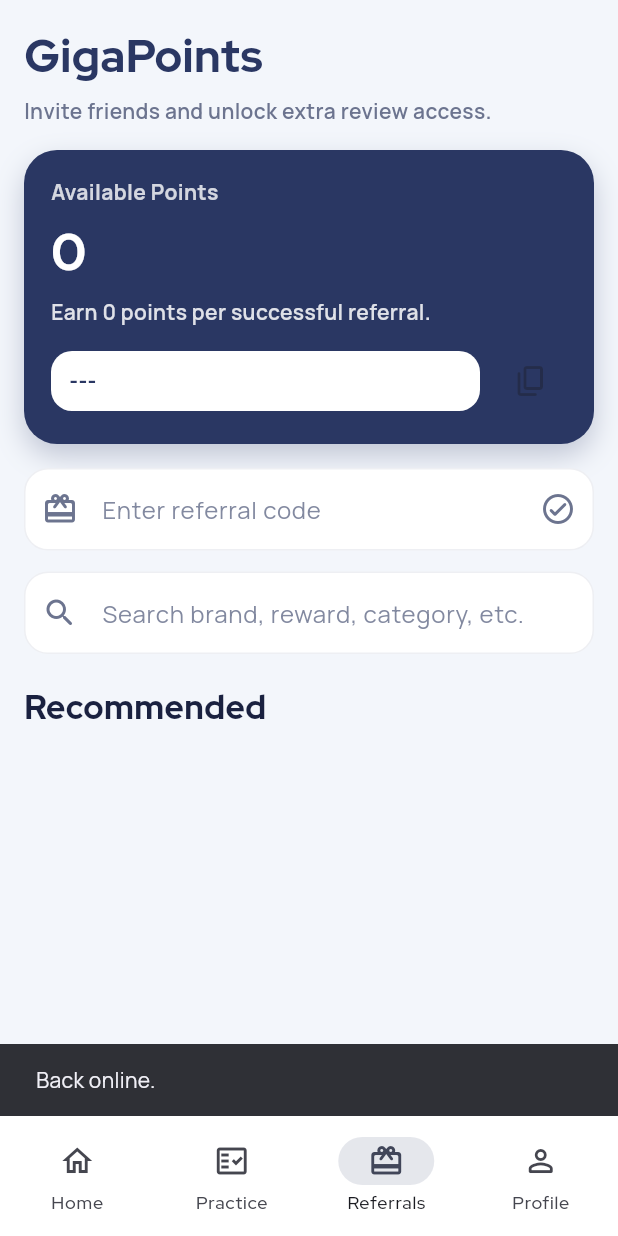
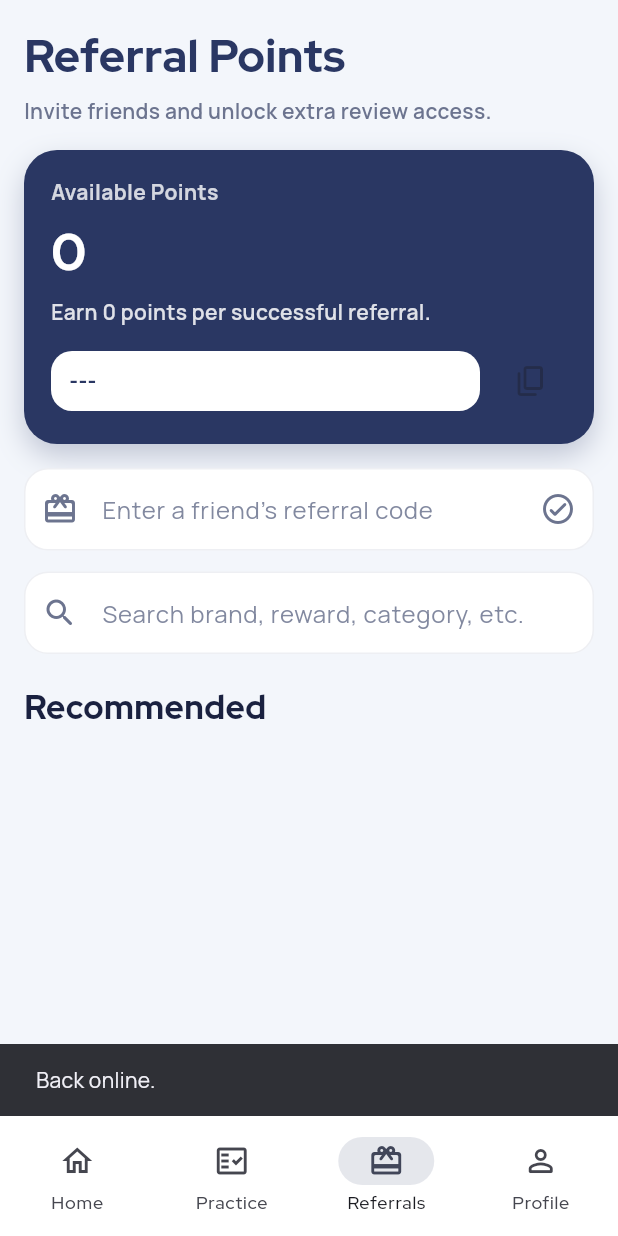
Before and after one commit to Jayvercpsu/Mobile-App-Review-Center-App, a Flutter app: the HomeShell screen opened directly, item 3 of the bottom bar chosen, on a phone screen of 412 x 824 dp. Run offline on Flutter 3.47's test engine with Material 3 defaults, Android fonts, the phone set to English and light mode, and no system bars; our stand-ins replace connectivity_plus, flutter_animate, google_fonts, image_picker, shared_preferences, smooth_page_indicator and 1 more; missing offline and left inert: dart:html; accounts and stored records are empty; network calls fail.

Commit message:
update refferals tab

```diff
--- a/lib/screens/home_shell.dart
+++ b/lib/screens/home_shell.dart
@@ -26,10 +26,15 @@ class _HomeShellState extends State<HomeShell> {
     _index = widget.initialIndex;
   }
 
-  Future<void> _refreshOnTabSwitch() async {
+  Future<void> _refreshOnTabSwitch(int index) async {
     final AppState appState = context.read<AppState>();
 
     if (appState.signedIn) {
+      if (index == 2) {
+        await appState.loadReferrals(loadMore: false);
+        return;
+      }
+
       await appState.refreshCurrentUser();
       return;
     }
@@ -41,7 +46,7 @@ class _HomeShellState extends State<HomeShell> {
     setState(() {
       _index = index;
     });
-    _refreshOnTabSwitch();
+    _refreshOnTabSwitch(index);
   }
 
   @override
--- a/lib/screens/tabs/referrals_tab.dart
+++ b/lib/screens/tabs/referrals_tab.dart
@@ -113,7 +113,7 @@ class _ReferralsTabState extends State<ReferralsTab> {
               crossAxisAlignment: CrossAxisAlignment.start,
               children: <Widget>[
                 Text(
-                  'GigaPoints',
+                  'Referral Points',
                   style: GoogleFonts.redHatDisplay(
                     fontSize: 30,
                     fontWeight: FontWeight.w800,
@@ -216,15 +216,45 @@ class _ReferralsTabState extends State<ReferralsTab> {
                   ),
                 ),
                 const SizedBox(height: 16),
+                if (appState.referredBy == null)
                   TextField(
                     controller: _codeController,
                     decoration: InputDecoration(
-                    hintText: 'Enter referral code',
+                      hintText: 'Enter a friend\'s referral code',
                       prefixIcon: const Icon(Icons.card_giftcard_rounded),
                       suffixIcon: IconButton(
                         onPressed: () => _applyReferral(appState),
                         icon: const Icon(Icons.check_circle_outline_rounded),
                       ),
+                    ),
+                  )
+                else
+                  Container(
+                    padding: const EdgeInsets.all(14),
+                    decoration: BoxDecoration(
+                      color: Colors.white,
+                      borderRadius: BorderRadius.circular(14),
+                      border: Border.all(
+                        color: AppPalette.primary.withValues(alpha: 0.08),
+                      ),
+                    ),
+                    child: Row(
+                      children: <Widget>[
+                        const Icon(
+                          Icons.verified_rounded,
+                          color: AppPalette.success,
+                        ),
+                        const SizedBox(width: 10),
+                        Expanded(
+                          child: Text(
+                            'Referral already applied.',
+                            style: GoogleFonts.manrope(
+                              fontWeight: FontWeight.w600,
+                              color: AppPalette.textDark,
+                            ),
+                          ),
+                        ),
+                      ],
                     ),
                   ),
                 const SizedBox(height: 14),
```
Lines whose indentation alone changed are shown as unchanged.
